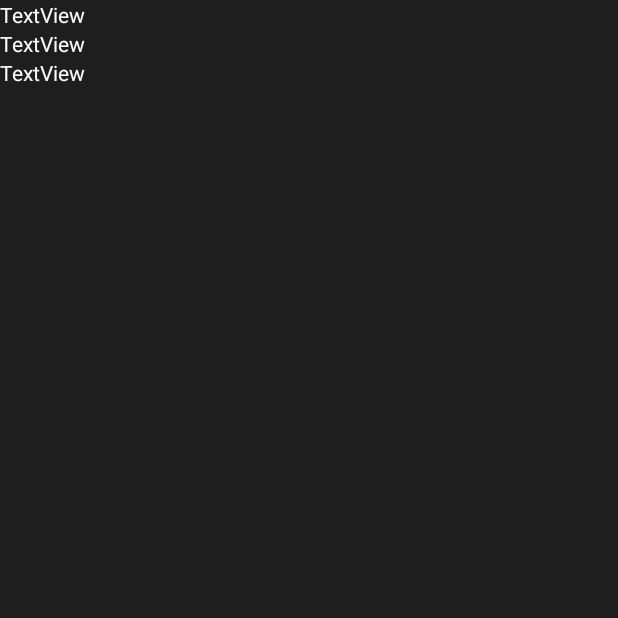
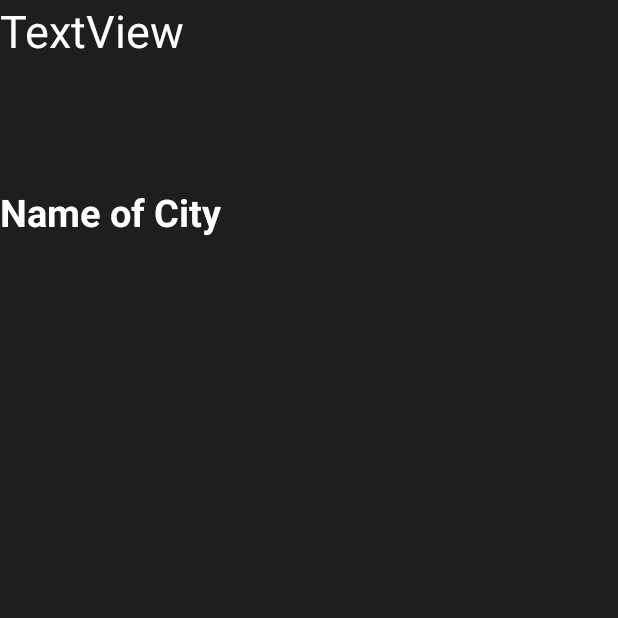
Before and after one commit to KyleChutjian/CitiesNearLocation, an Android app: the CityDetailActivity screen opened directly, with no data from a screen before it, on a phone screen of 412 x 824 dp, the top half of it. Run offline under Robolectric (Android 15) with nearby library versions, the phone set to English and light mode, and no system bars; 1 statement that could not run was skipped.

Commit message:
still unfinished

```diff
--- a/app/src/main/java/com/example/citiesnearlocation/CityDetailActivity.java
+++ b/app/src/main/java/com/example/citiesnearlocation/CityDetailActivity.java
@@ -6,9 +6,18 @@ import android.os.Bundle;
 
 public class CityDetailActivity extends AppCompatActivity {
 
+    private int cityId;
+
     @Override
     protected void onCreate(Bundle savedInstanceState) {
         super.onCreate(savedInstanceState);
         setContentView(R.layout.activity_city_detail);
+        cityId = getIntent().getExtras().getInt("cityId");
+        System.out.println(cityId);
+
+        CityDetailFragment frag = (CityDetailFragment) getSupportFragmentManager().findFragmentById(R.id.fragment_city_detail);
+        //frag.setCityId(cityId);
+
+
     }
 }
--- a/app/src/main/java/com/example/citiesnearlocation/CityDetailFragment.java
+++ b/app/src/main/java/com/example/citiesnearlocation/CityDetailFragment.java
@@ -1,33 +1,54 @@
 package com.example.citiesnearlocation;
 
+import androidx.annotation.NonNull;
+import androidx.annotation.Nullable;
 import androidx.appcompat.app.AppCompatActivity;
 import androidx.fragment.app.Fragment;
 
 import android.os.Bundle;
+import android.view.LayoutInflater;
 import android.view.View;
+import android.view.ViewGroup;
+import android.widget.TextView;
 
+import org.json.JSONException;
 import org.json.JSONObject;
 
 import java.util.ArrayList;
 
-public class CityDetailFragment extends AppCompatActivity {
+public class CityDetailFragment extends Fragment {
 
-    private ArrayList<JSONObject> fullCityArray;
+    private int cityId = -1;
+
+    public CityDetailFragment() {}
 
     @Override
-    protected void onCreate(Bundle savedInstanceState) {
-        super.onCreate(savedInstanceState);
-        setContentView(R.layout.activity_city_detail_fragment);
-        fullCityArray = LocationActivity.fullCityArray;
+    public View onCreateView(LayoutInflater inflater, ViewGroup container, Bundle savedInstanceState) {
+        return inflater.inflate(R.layout.activity_city_detail_fragment, container,false);
     }
 
-    public void fragmentClicked(View view) {
-        Fragment fragment = new Fragment();
-        Bundle bundle = new Bundle();
-        bundle.putInt("City", 5);
-        bundle.putString("CityName", "City");
-        fragment.setArguments(bundle);
-        System.out.print(fullCityArray);
+    public void setCityId(int cityId) {
+        this.cityId = cityId;
+    }
+
+    @Override
+    public void onStart() {
+        super.onStart();
+        System.out.println("test");
+        View view = getView();
+        if (view != null && cityId != -1) {
+            TextView city = (TextView) view.findViewById(R.id.cityName);
+            try {
+                city.setText(LocationActivity.fullCityArray.get(cityId).getString("city"));
+            } catch (JSONException e) {
+                e.printStackTrace();
+            }
+        }
 
     }
+
+
+
+
+
 }
--- a/app/src/main/res/layout/activity_city_detail.xml
+++ b/app/src/main/res/layout/activity_city_detail.xml
@@ -8,20 +8,17 @@
     tools:context=".CityDetailActivity">
 
     <TextView
-        android:id="@+id/cityName"
+        android:id="@+id/cityName1"
         android:layout_width="match_parent"
         android:layout_height="wrap_content"
+        android:textSize="30dp"
         android:text="TextView" />
 
-    <TextView
-        android:id="@+id/longitude"
+    <fragment
+        android:id="@+id/fragment_city_detail"
+        android:name="com.example.citiesnearlocation.CityDetailFragment"
         android:layout_width="match_parent"
-        android:layout_height="wrap_content"
-        android:text="TextView"/>
-
-    <TextView
-        android:id="@+id/latitude"
-        android:layout_width="match_parent"
-        android:layout_height="wrap_content"
-        android:text="TextView" />
+        android:layout_height="match_parent"
+        android:layout_marginTop="125px"
+        tools:layout="@layout/activity_city_detail_fragment" />
 </LinearLayout>
```
Also changed, not shown: app/src/main/java/com/example/citiesnearlocation/Cities.java (+17 -8 lines), app/src/main/java/com/example/citiesnearlocation/CityListFragment.java (+31 -2 lines), app/src/main/java/com/example/citiesnearlocation/ResultActivity.java (+10 -8 lines), app/src/main/res/layout/activity_city_detail_fragment.xml (+31 -28 lines), app/src/main/res/layout/activity_result.xml (+1 -8 lines).
